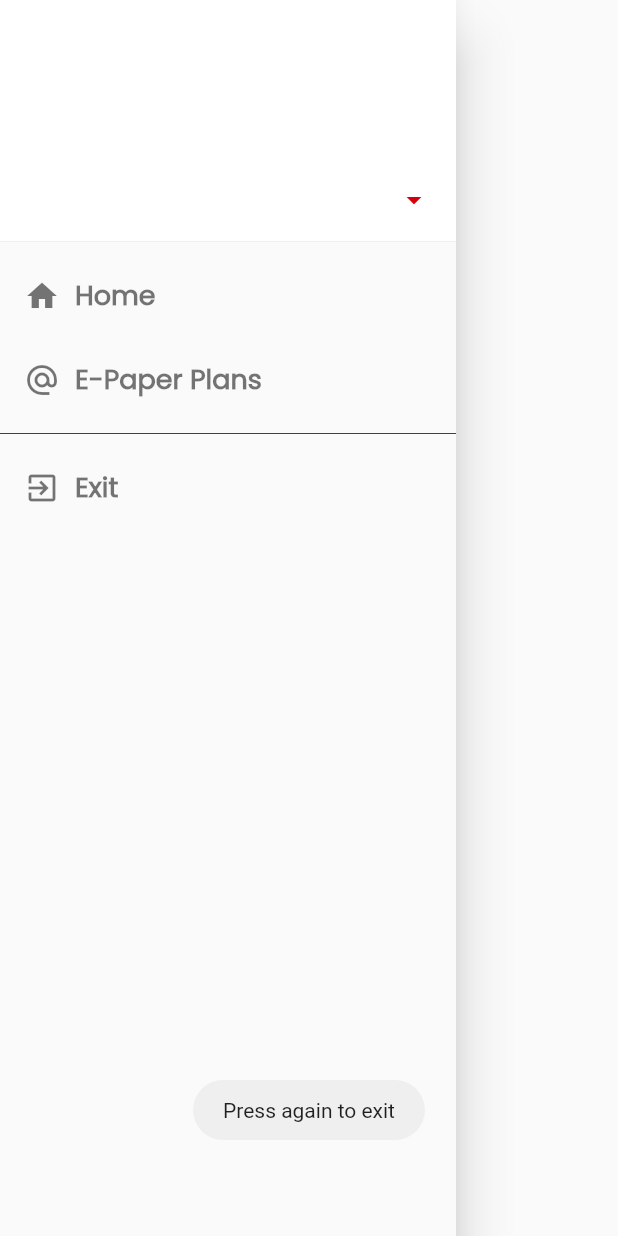
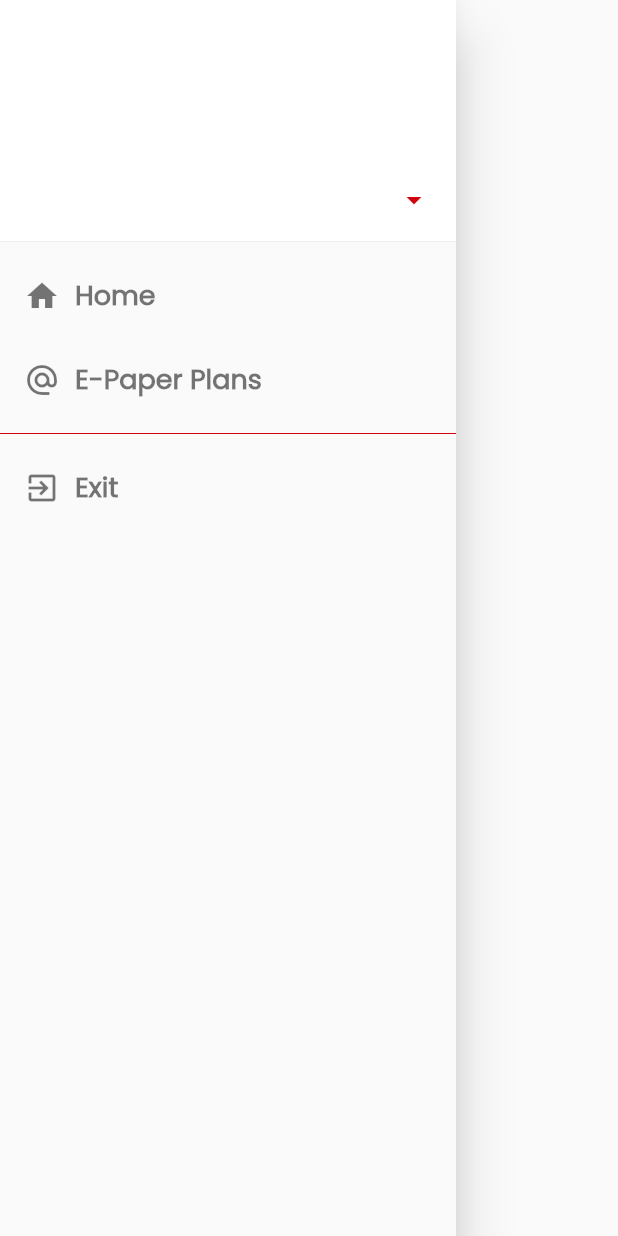
Before and after one commit to developerkrishnasoftweb/e_paper, a Flutter app: the CustomDrawer widget shown alone on an empty page, opened directly with empty values, after a tap on "Exit", on a phone screen of 412 x 824 dp. Run offline on Flutter 3.47's test engine with Material 2 defaults, Android fonts, the phone set to English and light mode, and no system bars; our stand-ins replace dio, file_picker, fluttertoast, shared_preferences; missing offline and left inert: flutter_pdfview, flutter_windowmanager; accounts and stored records are empty; network calls fail.

Commit message:
made changes

```diff
--- a/lib/static/drawer.dart
+++ b/lib/static/drawer.dart
@@ -95,21 +95,11 @@ class _CustomDrawerState extends State<CustomDrawer> {
                 }),
             Divider(color: primaryColor,),
             _createDrawerItem(
-                text: "Exit", icon: Icons.exit_to_app, onTap: _exit),
+                text: "Exit", icon: Icons.exit_to_app, onTap: () => SystemNavigator.pop()),
           ],
         ),
       ),
     );
-  }
-  _exit() {
-    DateTime now = DateTime.now();
-    if (currentBackPressTime == null ||
-        now.difference(currentBackPressTime) > Duration(seconds: 2)) {
-      currentBackPressTime = now;
-      showToastMessage("Press again to exit");
-      return Future.value(false);
-    }
-    SystemNavigator.pop();
   }
 }
 
```
Also changed, not shown: lib/ui/home.dart (+13 -2 lines).
